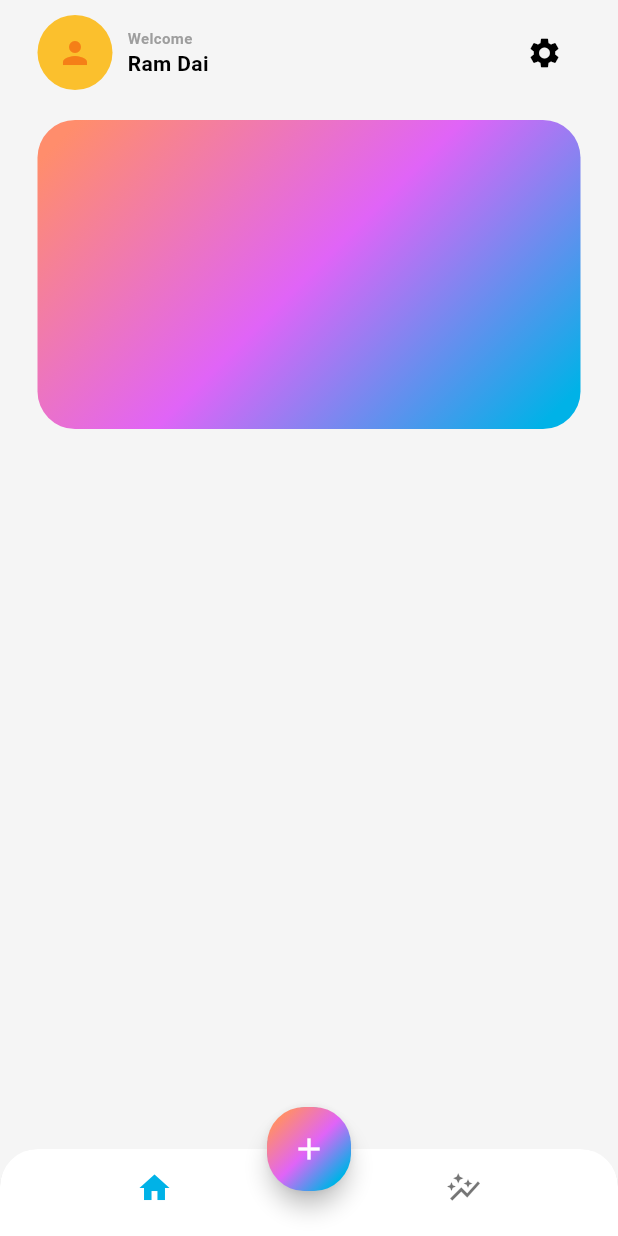
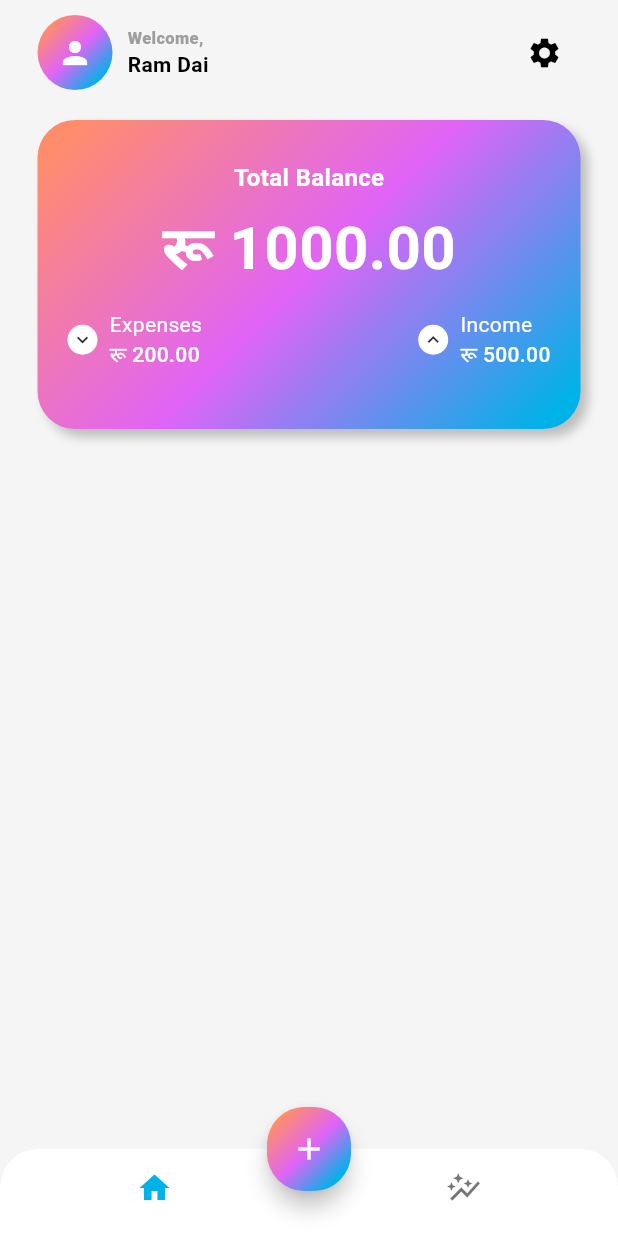
Before and after one commit to 4bhisheksharma/khutruke-app, a Flutter app: the screen it shows after launch, on a phone screen of 412 x 824 dp. Run offline on Flutter 3.47's test engine with Material 3 defaults, Android fonts, the phone set to English and light mode, and no system bars.

Commit message:
UI: enhance MainScreen with gradient background and balance display card

```diff
--- a/lib/screens/home/views/main_screen.dart
+++ b/lib/screens/home/views/main_screen.dart
@@ -25,10 +25,17 @@ class MainScreen extends StatelessWidget {
                           height: 50,
                           decoration: BoxDecoration(
                             shape: BoxShape.circle,
-                            color: Colors.yellow[700],
+                            gradient: LinearGradient(
+                              colors: [
+                                Theme.of(context).colorScheme.tertiary,
+                                Theme.of(context).colorScheme.secondary,
+                                Theme.of(context).colorScheme.primary,
+                              ],
+                              transform: GradientRotation(pi / 4),
+                            ),
                           ),
                         ),
-                        Icon(Icons.person, color: Colors.yellow[900]),
+                        Icon(Icons.person, color: Colors.white),
                       ],
                     ),
                     SizedBox(height: 8),
@@ -38,10 +45,10 @@ class MainScreen extends StatelessWidget {
                         crossAxisAlignment: CrossAxisAlignment.start,
                         children: [
                           Text(
-                            "Welcome",
+                            "Welcome,",
                             style: TextStyle(
-                              fontSize: 10,
-                              fontWeight: FontWeight.w600,
+                              fontSize: 11,
+                              fontWeight: FontWeight.w800,
                               color: Theme.of(context).colorScheme.outline,
                             ),
                           ),
@@ -49,7 +56,7 @@ class MainScreen extends StatelessWidget {
                             "Ram Dai",
                             style: TextStyle(
                               fontSize: 14,
-                              fontWeight: FontWeight.bold,
+                              fontWeight: FontWeight.w700,
                               color: Theme.of(context).colorScheme.onSurface,
                             ),
                           ),
@@ -76,6 +83,124 @@ class MainScreen extends StatelessWidget {
                   transform: GradientRotation(pi / 4),
                 ),
                 borderRadius: BorderRadius.circular(25),
+                boxShadow: [
+                  BoxShadow(
+                    color: Colors.grey.shade400,
+                    blurRadius: 5,
+                    offset: Offset(5, 5),
+                  ),
+                ],
+              ),
+
+              child: Column(
+                mainAxisAlignment: MainAxisAlignment.center,
+                children: [
+                  Text(
+                    "Total Balance",
+                    style: TextStyle(
+                      fontSize: 16,
+                      color: Colors.white,
+                      fontWeight: FontWeight.w700,
+                    ),
+                  ),
+                  SizedBox(height: 5),
+                  Text(
+                    "रू 1000.00",
+                    style: TextStyle(
+                      fontSize: 40,
+                      color: Colors.white,
+                      fontWeight: FontWeight.bold,
+                    ),
+                  ),
+                  Padding(
+                    padding: const EdgeInsets.symmetric(
+                      vertical: 12,
+                      horizontal: 20,
+                    ),
+                    child: Row(
+                      mainAxisAlignment: MainAxisAlignment.spaceBetween,
+                      children: [
+                        Row(
+                          children: [
+                            Container(
+                              height: 20,
+                              width: 20,
+                              decoration: BoxDecoration(
+                                color: Colors.white,
+                                shape: BoxShape.circle,
+                              ),
+                              child: Center(
+                                child: Icon(
+                                  Icons.keyboard_arrow_down,
+                                  size: 15,
+                                ),
+                              ),
+                            ),
+                            SizedBox(width: 8),
+                            Column(
+                              crossAxisAlignment: CrossAxisAlignment.start,
+                              children: [
+                                Text(
+                                  "Expenses",
+                                  style: TextStyle(
+                                    fontSize: 14,
+                                    color: Colors.white,
+                                    fontWeight: FontWeight.w400,
+                                  ),
+                                ),
+                                Text(
+                                  "रू 200.00",
+                                  style: TextStyle(
+                                    fontSize: 14,
+                                    color: Colors.white,
+                                    fontWeight: FontWeight.w500,
+                                  ),
+                                ),
+                              ],
+                            ),
+                          ],
+                        ),
+                        Row(
+                          children: [
+                            Container(
+                              height: 20,
+                              width: 20,
+                              decoration: BoxDecoration(
+                                color: Colors.white,
+                                shape: BoxShape.circle,
+                              ),
+                              child: Center(
+                                child: Icon(Icons.keyboard_arrow_up, size: 15),
+                              ),
+                            ),
+                            SizedBox(width: 8),
+                            Column(
+                              crossAxisAlignment: CrossAxisAlignment.start,
+                              children: [
+                                Text(
+                                  "Income",
+                                  style: TextStyle(
+                                    fontSize: 14,
+                                    color: Colors.white,
+                                    fontWeight: FontWeight.w400,
+                                  ),
+                                ),
+                                Text(
+                                  "रू 500.00",
+                                  style: TextStyle(
+                                    fontSize: 14,
+                                    color: Colors.white,
+                                    fontWeight: FontWeight.w500,
+                                  ),
+                                ),
+                              ],
+                            ),
+                          ],
+                        ),
+                      ],
+                    ),
+                  ),
+                ],
               ),
             ),
           ],
```
